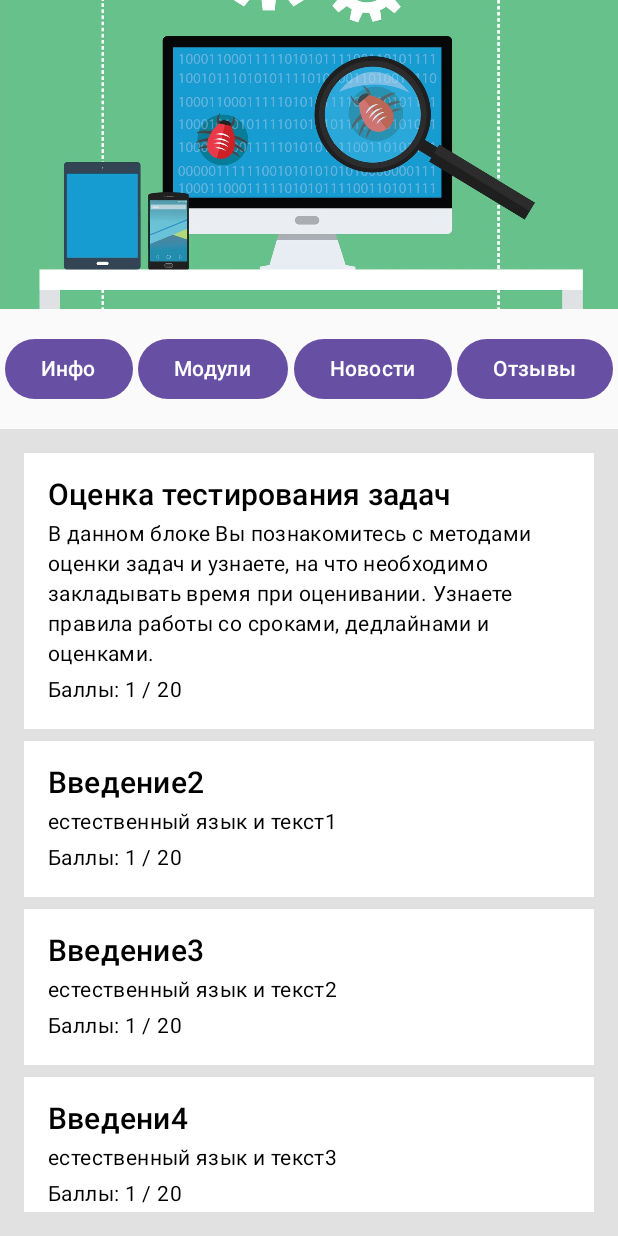
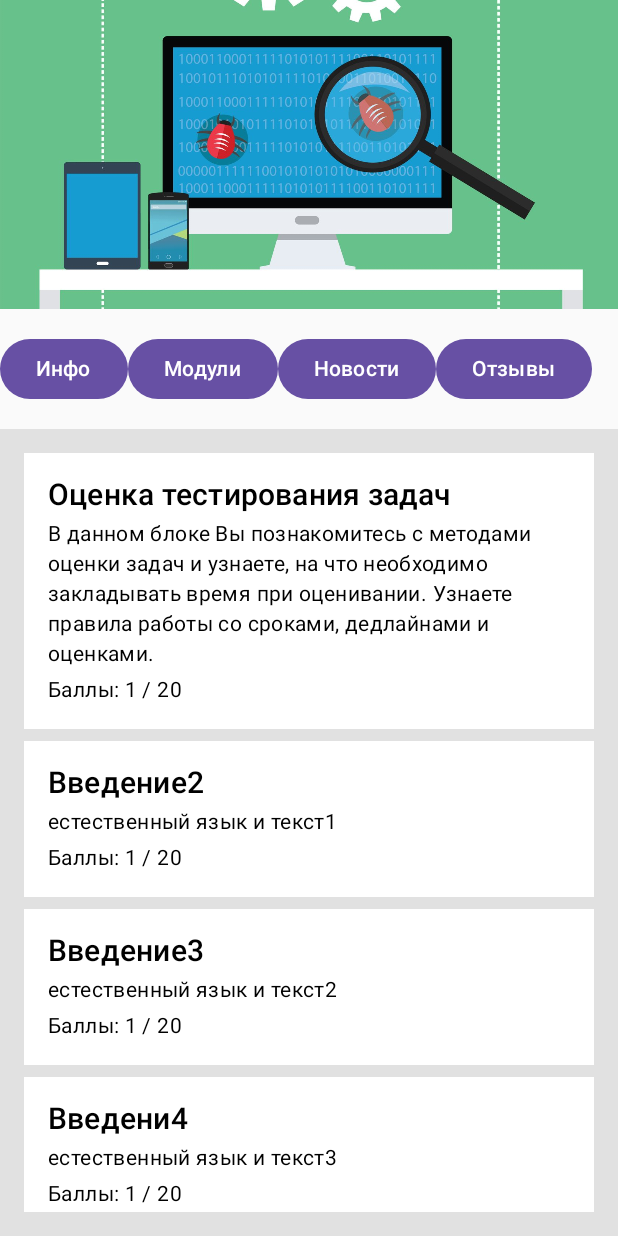
Before and after one commit to ZarVeek/Kotlin-learning-master, an Android app built with Jetpack Compose: the ManualTestingActivity screen opened directly, with no data from a screen before it, after a tap on "Модули", on a phone screen of 412 x 824 dp. Run offline under Robolectric (Android 15) with nearby library versions, the phone set to English and light mode, and no system bars.

Commit message:
Добавил скролл кнопок в мануальном модуле

```diff
--- a/app/src/main/java/com/example/marketplace/ui/ManualTestingScreen.kt
+++ b/app/src/main/java/com/example/marketplace/ui/ManualTestingScreen.kt
@@ -7,7 +7,6 @@ import androidx.compose.foundation.layout.Arrangement
 import androidx.compose.foundation.layout.Box
 import androidx.compose.foundation.layout.Column
 import androidx.compose.foundation.layout.IntrinsicSize
-import androidx.compose.foundation.layout.Row
 import androidx.compose.foundation.layout.Spacer
 import androidx.compose.foundation.layout.fillMaxSize
 import androidx.compose.foundation.layout.fillMaxWidth
@@ -15,6 +14,7 @@ import androidx.compose.foundation.layout.height
 import androidx.compose.foundation.layout.padding
 import androidx.compose.foundation.layout.size
 import androidx.compose.foundation.lazy.LazyColumn
+import androidx.compose.foundation.lazy.LazyRow
 import androidx.compose.foundation.lazy.items
 import androidx.compose.material.MaterialTheme
 import androidx.compose.material3.Button
@@ -25,11 +25,9 @@ import androidx.compose.ui.Modifier
 import androidx.compose.ui.res.painterResource
 import androidx.compose.ui.res.stringResource
 import androidx.compose.ui.unit.dp
-import androidx.core.content.ContextCompat.getString
 import com.example.marketplace.R
 import com.example.marketplace.dataClasses.ModuleData
 import com.example.marketplace.dataClasses.ModuleInformation
-import com.example.marketplace.dataClasses.StepData
 
 @Composable
 fun ManualTestingScreen(
@@ -74,36 +72,17 @@ fun ManualTestingScreen(
 
         Spacer(modifier = Modifier.height(16.dp))
 
-        Row(
-            modifier = Modifier
-                .fillMaxWidth(),
-            horizontalArrangement = Arrangement.SpaceEvenly
-
-        ) {
-            Button(
-                onClick = onInfoClicked
-            ) {
-                Text("Инфо")
+        ScrollableButtonsRow(
+            buttons = listOf("Инфо", "Модули", "Новости", "Отзывы"),
+            onItemClick = { action ->
+                when (action) {
+                    "Инфо" -> onInfoClicked()
+                    "Модули" -> onModulesClicked()
+                    "Новости" -> onNewsClicked()
+                    "Отзывы" -> onReviewsClicked()
+                }
             }
-
-            Button(
-                onClick = onModulesClicked
-            ) {
-                Text("Модули")
-            }
-
-            Button(
-                onClick = onNewsClicked
-            ) {
-                Text("Новости")
-            }
-
-            Button(
-                onClick = onReviewsClicked
-            ) {
-                Text("Отзывы")
-            }
-        }
+        )
 
         Spacer(modifier = Modifier.height(16.dp))
 
@@ -177,3 +156,22 @@ fun ModuleItem(module: ModuleData, onModuleClicked: (ModuleData) -> Unit) {
         )
     }
 }
+
+@Composable
+fun ScrollableButtonsRow(
+    modifier: Modifier = Modifier,
+    buttons: List<String>,
+    onItemClick: (String) -> Unit
+) {
+    LazyRow(
+        modifier = modifier
+    ) {
+        items(buttons) { text ->
+            Button(
+                onClick = { onItemClick(text) },
+            ) {
+                Text(text)
+            }
+        }
+    }
+}
```
